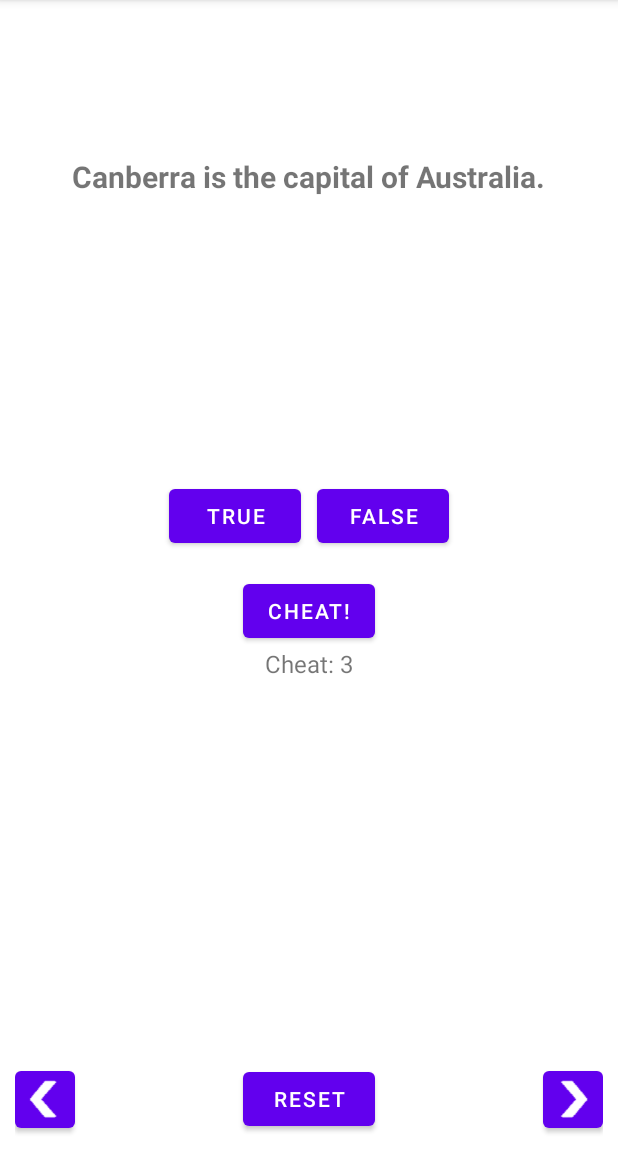
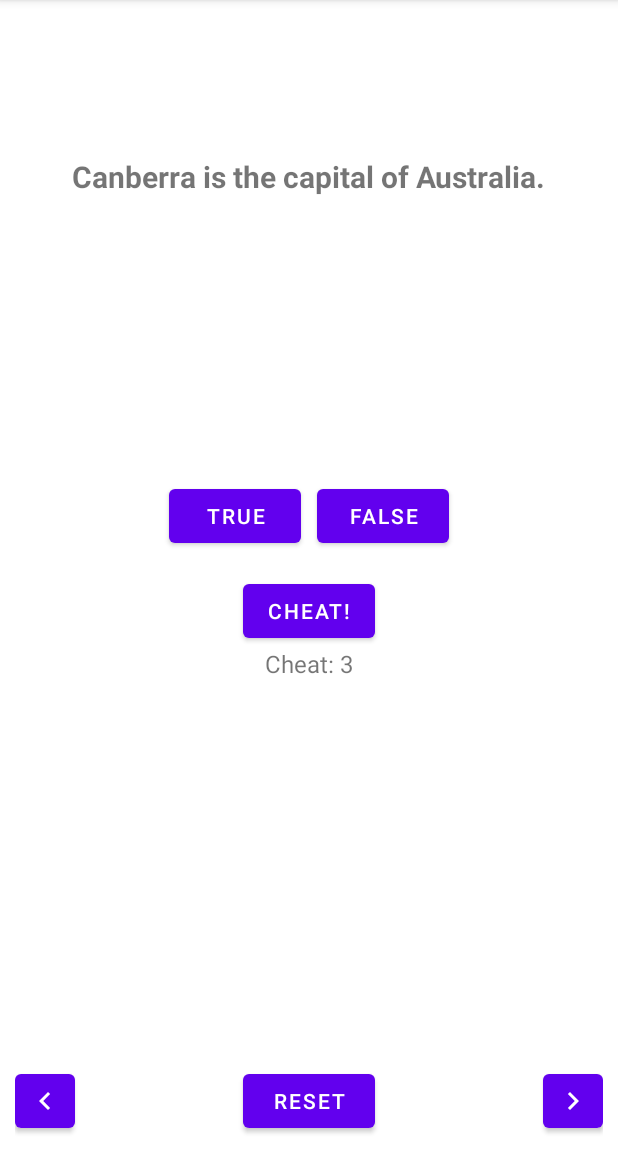
Before and after one commit to MaxKliuba/MaxGeoQuiz, an Android app: the screen it shows after launch (MaxGeoQuizActivity), on a phone screen of 412 x 824 dp, the part 84-1236 px from its top. Run offline under Robolectric (Android 15) with nearby library versions, the phone set to English and light mode, and no system bars.

Commit message:
button icon updated, up button added, code refactored

```diff
--- a/app/build.gradle
+++ b/app/build.gradle
@@ -14,6 +14,7 @@ android {
         versionName "1.0"
 
         testInstrumentationRunner "androidx.test.runner.AndroidJUnitRunner"
+        vectorDrawables.useSupportLibrary = true
     }
 
     buildTypes {
--- a/app/src/main/AndroidManifest.xml
+++ b/app/src/main/AndroidManifest.xml
@@ -18,7 +18,8 @@
             </intent-filter>
         </activity>
 
-        <activity android:name=".CheatActivity">
+        <activity android:name=".CheatActivity"
+            android:parentActivityName=".MaxGeoQuizActivity">
             <intent-filter>
                 <action android:name="android.intent.action.maxgeoquiz.CHEAT_ACTIVITY" />
                 <category android:name="android.intent.category.LAUNCHER" />
--- a/app/src/main/java/com/max_kliuba/maxgeoquiz/Answer.java
+++ b/app/src/main/java/com/max_kliuba/maxgeoquiz/Answer.java
@@ -1,8 +1,6 @@
 package com.max_kliuba.maxgeoquiz;
 
-import java.io.Serializable;
-
-public class Answer implements Serializable {
+public class Answer {
     private static final int NO_ANSWER = 0;
     private static final int INCORRECT_ANSWER = 1;
     private static final int CORRECT_ANSWER = 2;
--- a/app/src/main/java/com/max_kliuba/maxgeoquiz/Question.java
+++ b/app/src/main/java/com/max_kliuba/maxgeoquiz/Question.java
@@ -3,6 +3,11 @@ package com.max_kliuba.maxgeoquiz;
 public class Question {
     private int mTextResId;
     private boolean mAnswerTrue;
+
+    public Question(int mTextResId, boolean mAnswerTrue) {
+        this.mTextResId = mTextResId;
+        this.mAnswerTrue = mAnswerTrue;
+    }
 
     public int getTextResId() {
         return mTextResId;
@@ -19,9 +24,4 @@ public class Question {
     public void setAnswerTrue(boolean answerTrue) {
         mAnswerTrue = answerTrue;
     }
-
-    public Question(int mTextResId, boolean mAnswerTrue){
-        this.mTextResId = mTextResId;
-        this.mAnswerTrue = mAnswerTrue;
-    }
 }
--- /dev/null
+++ b/app/src/main/res/drawable/ic_navigate_before_24.xml
@@ -0,0 +1,5 @@
+<vector android:height="24dp" android:tint="#FFFFFF"
+    android:viewportHeight="24" android:viewportWidth="24"
+    android:width="24dp" xmlns:android="http://schemas.android.com/apk/res/android">
+    <path android:fillColor="@android:color/white" android:pathData="M15.41,7.41L14,6l-6,6 6,6 1.41,-1.41L10.83,12z"/>
+</vector>
--- /dev/null
+++ b/app/src/main/res/drawable/ic_navigate_next_24.xml
@@ -0,0 +1,5 @@
+<vector android:height="24dp" android:tint="#FFFFFF"
+    android:viewportHeight="24" android:viewportWidth="24"
+    android:width="24dp" xmlns:android="http://schemas.android.com/apk/res/android">
+    <path android:fillColor="@android:color/white" android:pathData="M10,6L8.59,7.41 13.17,12l-4.58,4.59L10,18l6,-6z"/>
+</vector>
--- a/app/src/main/res/layout-land/activity_quiz.xml
+++ b/app/src/main/res/layout-land/activity_quiz.xml
@@ -73,12 +73,10 @@
             android:layout_width="40dp"
             android:layout_height="wrap_content"
             android:layout_gravity="start"
-            android:gravity="center"
             android:contentDescription="@string/prev_button"
-            app:icon="@drawable/arrow_left"
+            app:icon="@drawable/ic_navigate_before_24"
             app:iconGravity="textStart"
-            app:iconPadding="5dp"
-            app:iconSize="30dp" />
+            app:iconPadding="0dp" />
 
         <Button
             android:id="@+id/reset_button"
@@ -92,11 +90,9 @@
             android:layout_width="40dp"
             android:layout_height="wrap_content"
             android:layout_gravity="end"
-            android:gravity="center"
             android:contentDescription="@string/next_button"
-            app:icon="@drawable/arrow_right"
+            app:icon="@drawable/ic_navigate_next_24"
             app:iconGravity="textEnd"
-            app:iconPadding="0dp"
-            app:iconSize="30dp" />
+            app:iconPadding="0dp" />
     </FrameLayout>
 </FrameLayout>
--- a/app/src/main/res/layout/activity_cheat.xml
+++ b/app/src/main/res/layout/activity_cheat.xml
@@ -1,6 +1,5 @@
 <?xml version="1.0" encoding="utf-8"?>
 <FrameLayout xmlns:android="http://schemas.android.com/apk/res/android"
-    xmlns:app="http://schemas.android.com/apk/res-auto"
     xmlns:tools="http://schemas.android.com/tools"
     android:layout_width="match_parent"
     android:layout_height="match_parent"
--- a/app/src/main/res/layout/activity_quiz.xml
+++ b/app/src/main/res/layout/activity_quiz.xml
@@ -75,10 +75,9 @@
             android:layout_gravity="start"
             android:gravity="center"
             android:contentDescription="@string/prev_button"
-            app:icon="@drawable/arrow_left"
+            app:icon="@drawable/ic_navigate_before_24"
             app:iconGravity="textStart"
-            app:iconPadding="5dp"
-            app:iconSize="30dp" />
+            app:iconPadding="0dp" />
 
         <Button
             android:id="@+id/reset_button"
@@ -94,10 +93,9 @@
             android:layout_gravity="end"
             android:gravity="center"
             android:contentDescription="@string/next_button"
-            app:icon="@drawable/arrow_right"
+            app:icon="@drawable/ic_navigate_next_24"
             app:iconGravity="textEnd"
-            app:iconPadding="0dp"
-            app:iconSize="30dp" />
+            app:iconPadding="0dp" />
 
     </FrameLayout>
 
--- a/app/src/main/res/values/strings.xml
+++ b/app/src/main/res/values/strings.xml
@@ -4,16 +4,16 @@
     <string name="false_button">FALSE</string>
     <string name="correct_toast">Correct!</string>
     <string name="incorrect_toast">Incorrect!</string>
-    <string name="next_button">NEXT</string>
-    <string name="prev_button">PREV</string>
-    <string name="reset_button">RESET</string>
-    <string name="result">Result</string>
+    <string name="next_button">Next question</string>
+    <string name="prev_button">Previous question</string>
+    <string name="reset_button">Reset</string>
+    <string name="result">Result: %1$s</string>
     <string name="warning_text">Are you sure you want to do this?</string>
     <string name="show_answer_button">Show Answer</string>
     <string name="cheat_button">Cheat!</string>
-    <string name="judgment_toast">Cheating is wrong</string>
-    <string name="cheat_textview">Cheat</string>
-    <string name="api_level">API Level</string>
+    <string name="judgment_toast">%1$s (Cheating is wrong)</string>
+    <string name="cheat_textview">Cheat: %1$d</string>
+    <string name="api_level">API Level: %1$d</string>
     <string name="reset_toast">Reset</string>
 
     <string name="question_australia">Canberra is the capital of Australia.</string>
```
Also changed, not shown: app/src/main/java/com/max_kliuba/maxgeoquiz/CheatActivity.java (+20 -6 lines), app/src/main/java/com/max_kliuba/maxgeoquiz/MaxGeoQuizActivity.java (+8 -5 lines), app/src/main/res/drawable/arrow_left.png (deleted), app/src/main/res/drawable/arrow_right.png (deleted).
